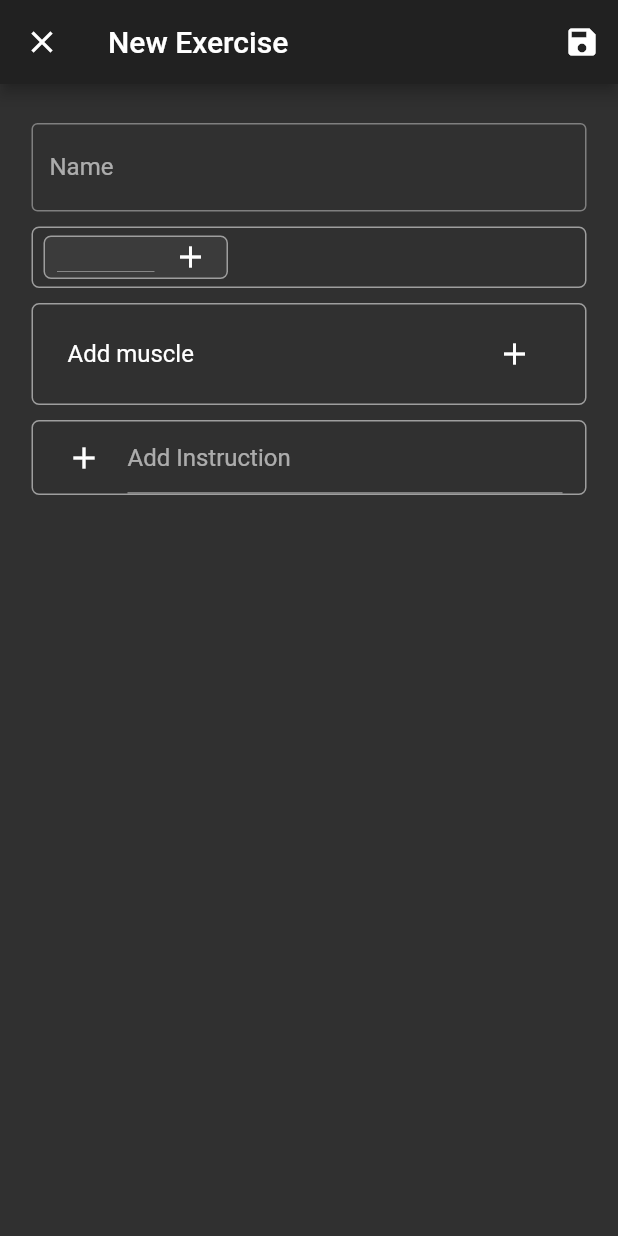
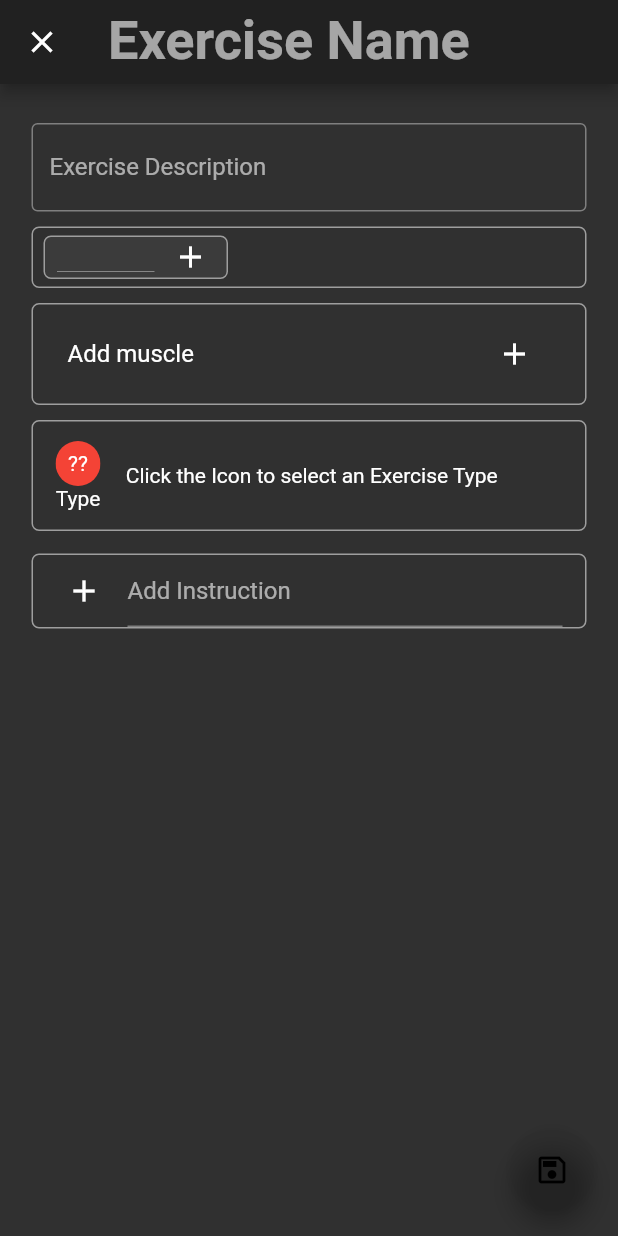
Before and after one commit to fwindolf/stronk, a Flutter app: the ExerciseEditScreen screen opened by its route, on a phone screen of 412 x 824 dp. Run offline on Flutter 3.47's test engine with Material 2 defaults, Android fonts, the phone set to English and light mode, and no system bars; our stand-ins replace cloud_firestore, firebase_auth, firebase_core, flutter_hooks, flutter_riverpod, flutter_speed_dial and 4 more; accounts and stored records are empty; Roboto replaces fonts that are missing (Hind); statements that could not run were skipped.

Commit message:
Improve exercise creation screen

```diff
--- a/lib/app/exercises/exercise_muscle_field.dart
+++ b/lib/app/exercises/exercise_muscle_field.dart
@@ -355,23 +355,31 @@ class MuscleField extends ConsumerWidget {
         trailing: IconButton(
           icon: Icon(Icons.add),
           onPressed: () async {
-            final muscle = await Navigator.of(context).push(MaterialPageRoute(
+            await Navigator.of(context).push(MaterialPageRoute(
               builder: (_) => MuscleSelectionScreen(),
               fullscreenDialog: true,
             ));
-            ScaffoldMessenger.of(context).showSnackBar(
-              SnackBar(content: Text("Muscles updated: $muscle")),
-            );
           },
         ),
       ),
     );
 
-    return Wrap(
-      children: muscleWidgets,
-      spacing: 5.0,
-      runSpacing: 5.0,
-      runAlignment: WrapAlignment.start,
+    return Container(
+      width: double.infinity,
+      decoration: BoxDecoration(
+        border: Border.all(
+            color: Colors.grey.shade500, // set border color
+            width: 1.0), // set border width
+        borderRadius: BorderRadius.all(Radius.circular(5.0)), // set rounded corner radius
+      ),
+      constraints: BoxConstraints(minHeight: 40),
+      padding: const EdgeInsets.only(top: 5, bottom: 5.0, left: 7, right: 7),
+      child: Wrap(
+        children: muscleWidgets,
+        spacing: 5.0,
+        runSpacing: 5.0,
+        runAlignment: WrapAlignment.start,
+      ),
     );
   }
 }
--- /dev/null
+++ b/lib/app/exercises/exercise_type_field.dart
@@ -0,0 +1,192 @@
+import 'package:flutter/material.dart';
+import 'package:flutter/src/widgets/framework.dart';
+import 'package:hooks_riverpod/hooks_riverpod.dart';
+import 'package:stronk/models/exercise/exercise_configuration.dart';
+import 'package:stronk/models/exercise/exercise_types.dart';
+import 'package:stronk/models/muscle/muscle.dart';
+import 'package:stronk/util/validation.dart';
+
+class ExerciseTypeConfigurationScreen extends StatelessWidget {
+  const ExerciseTypeConfigurationScreen();
+
+  @override
+  Widget build(BuildContext context) {
+    return Scaffold(
+      appBar: AppBar(
+        title: const Text("Select Exercise Type"),
+      ),
+      body: Padding(
+        padding: const EdgeInsets.all(15.0),
+        child: ListView.builder(
+          itemBuilder: (_, index) => Container(),
+          itemCount: 1,
+        ),
+      ),
+    );
+  }
+}
+
+class SetRepetitionTypeField extends ConsumerWidget {
+  final SetRepetitionConfiguration configuration;
+
+  const SetRepetitionTypeField(this.configuration);
+
+  @override
+  Widget build(BuildContext context, WidgetRef ref) {
+    // TODO: implement build
+    throw UnimplementedError();
+  }
+}
+
+class ThreeToSevenTypeField extends ConsumerWidget {
+  final ThreeToSevenConfiguration configuration;
+
+  const ThreeToSevenTypeField(this.configuration);
+  @override
+  Widget build(BuildContext context, WidgetRef ref) {
+    // TODO: implement build
+    throw UnimplementedError();
+  }
+}
+
+class DoPauseTypeField extends ConsumerWidget {
+  final DoPauseConfiguration configuration;
+
+  const DoPauseTypeField(this.configuration);
+  @override
+  Widget build(BuildContext context, WidgetRef ref) {
+    // TODO: implement build
+    throw UnimplementedError();
+  }
+}
+
+class HoldTypeField extends ConsumerWidget {
+  final HoldConfiguration configuration;
+
+  const HoldTypeField(this.configuration);
+  @override
+  Widget build(BuildContext context, WidgetRef ref) {
+    // TODO: implement build
+    throw UnimplementedError();
+  }
+}
+
+class FlowTypeField extends ConsumerWidget {
+  final FlowConfiguration configuration;
+
+  const FlowTypeField(this.configuration);
+  @override
+  Widget build(BuildContext context, WidgetRef ref) {
+    // TODO: implement build
+    throw UnimplementedError();
+  }
+}
+
+class InvalidTypeField extends StatelessWidget {
+  @override
+  Widget build(BuildContext context) {
+    return Center(
+      child: Text("Click the Icon to select an Exercise Type"),
+    );
+  }
+}
+
+class ExerciseTypeConfigurationBuilder extends StatelessWidget {
+  final BaseExerciseTypeConfiguration? configuration;
+
+  const ExerciseTypeConfigurationBuilder(this.configuration);
+
+  @override
+  Widget build(BuildContext context) {
+    switch (configuration?.type) {
+      case ExerciseType.SetRepetition:
+        return SetRepetitionTypeField(configuration as SetRepetitionConfiguration);
+      case ExerciseType.ThreeToSeven:
+        return ThreeToSevenTypeField(configuration as ThreeToSevenConfiguration);
+      case ExerciseType.DoPause:
+        return DoPauseTypeField(configuration as DoPauseConfiguration);
+      case ExerciseType.Hold:
+        return HoldTypeField(configuration as HoldConfiguration);
+      case ExerciseType.Flow:
+        return FlowTypeField(configuration as FlowConfiguration);
+      default:
+        return InvalidTypeField();
+    }
+  }
+}
+
+class ExerciseTypeField extends ConsumerWidget {
+  final ValidationItem<BaseExerciseTypeConfiguration> state;
+  final Function(BaseExerciseTypeConfiguration?) updateState;
+
+  const ExerciseTypeField({
+    required this.state,
+    required this.updateState,
+  });
+
+  @override
+  Widget build(BuildContext context, WidgetRef ref) {
+    final type = state.value;
+    List<Widget> muscleWidgets = [];
+    if (type == null) {
+    } else {}
+
+    return Container(
+      width: double.infinity,
+      decoration: BoxDecoration(
+        border: Border.all(
+            color: Colors.grey.shade500, // set border color
+            width: 1.0), // set border width
+        borderRadius: BorderRadius.all(Radius.circular(5.0)), // set rounded corner radius
+      ),
+      constraints: BoxConstraints(minHeight: 50),
+      padding: const EdgeInsets.only(top: 5, bottom: 5.0, left: 7, right: 7),
+      child: Row(
+        children: [
+          Flexible(
+            flex: 1,
+            child: InkWell(
+              onTap: () => Navigator.of(context).push(
+                MaterialPageRoute(
+                  builder: (_) => ExerciseTypeConfigurationScreen(),
+                  fullscreenDialog: true,
+                ),
+              ),
+              child: Padding(
+                padding: const EdgeInsets.all(8.0),
+                child: Column(
+                  mainAxisSize: MainAxisSize.min,
+                  children: [
+                    Flexible(
+                      flex: 2,
+                      child: SizedBox(
+                        width: 30,
+                        height: 30,
+                        child: ClipOval(
+                          child: Material(
+                            color: Colors.red,
+                            child: Center(
+                              child: Text(state.value?.type.description ?? "??"),
+                            ),
+                          ),
+                        ),
+                      ),
+                    ),
+                    Flexible(
+                      flex: 1,
+                      child: Text(state.value?.type.description ?? "Type"),
+                    ),
+                  ],
+                ),
+              ),
+            ),
+          ),
+          Flexible(
+            flex: 3,
+            child: ExerciseTypeConfigurationBuilder(state.value),
+          ),
+        ],
+      ),
+    );
+  }
+}
--- a/lib/app/exercises/exercise_validation.dart
+++ b/lib/app/exercises/exercise_validation.dart
@@ -17,7 +17,7 @@ class ExerciseValidationItems {
   final ValidationItem<String> description;
   final ValidationItem<List<ExerciseTag>> tags;
   final ValidationItem<List<Muscle>> muscles;
-  final ValidationItem<ExerciseType> type;
+  final ValidationItem<BaseExerciseTypeConfiguration> type;
   final ValidationItem<List<Instruction>> instructions;
 
   ExerciseValidationItems({
@@ -25,7 +25,7 @@ class ExerciseValidationItems {
     this.description = const ValidationItem<String>(null, null),
     this.tags = const ValidationItem<List<ExerciseTag>>(null, null),
     this.muscles = const ValidationItem<List<Muscle>>(null, null),
-    this.type = const ValidationItem<ExerciseType>(null, null),
+    this.type = const ValidationItem<BaseExerciseTypeConfiguration>(null, null),
     this.instructions = const ValidationItem<List<Instruction>>(null, null),
   });
 
@@ -91,7 +91,7 @@ class ExerciseValidationNotifier extends StateNotifier<ExerciseValidationItems>
     String? description,
     List<ExerciseTag>? tags,
     List<Muscle>? muscles,
-    ExerciseType? type,
+    BaseExerciseTypeConfiguration? type,
     List<Instruction>? instructions,
   }) : super(
           ExerciseValidationItems(
@@ -99,7 +99,7 @@ class ExerciseValidationNotifier extends StateNotifier<ExerciseValidationItems>
             description: ValidationItem<String>(description, null),
             tags: ValidationItem<List<ExerciseTag>>(tags, null),
             muscles: ValidationItem<List<Muscle>>(muscles, null),
-            type: ValidationItem<ExerciseType>(type, null),
+            type: ValidationItem<BaseExerciseTypeConfiguration>(type, null),
             instructions: ValidationItem<List<Instruction>>(instructions, null),
           ),
         );
--- a/lib/app/exercises/exercises_edit_screen.dart
+++ b/lib/app/exercises/exercises_edit_screen.dart
@@ -1,4 +1,5 @@
 import 'package:flutter/material.dart';
+import 'package:flutter_hooks/flutter_hooks.dart';
 import 'package:flutter_riverpod/flutter_riverpod.dart';
 import 'package:hooks_riverpod/hooks_riverpod.dart';
 import 'package:stronk/app/common_widgets/enum_dropdown_field.dart';
@@ -23,22 +24,71 @@ import 'package:stronk/models/muscle/muscle.dart';
 
 import 'package:stronk/repositories/exercise_repository.dart';
 
-class ExerciseNameFormField extends StatelessWidget {
+class ExerciseNameFormField extends StatefulWidget {
   final ValidationItem state;
   final Function updateState;
 
   const ExerciseNameFormField({required this.state, required this.updateState});
 
   @override
+  State<ExerciseNameFormField> createState() => _ExerciseNameFormFieldState();
+}
+
+class _ExerciseNameFormFieldState extends State<ExerciseNameFormField> {
+  String? _labelText = "Exercise Name";
+
+  @override
+  Widget build(BuildContext context) {
+    if (widget.state.value != null || widget.state.error != null) {
+      _labelText = null;
+      print("Labeltext: $_labelText (${widget.state.value})");
+    }
+
+    return Container(
+      alignment: Alignment.centerLeft,
+      child: TextField(
+        decoration: InputDecoration(
+          labelText: _labelText,
+          errorText: widget.state.error,
+          errorStyle: Theme.of(context).textTheme.bodyText2!.copyWith(
+                color: Theme.of(context).colorScheme.error,
+                height: 0.3,
+              ),
+          isCollapsed: true,
+          isDense: true,
+          border: InputBorder.none,
+        ),
+        style: Theme.of(context).textTheme.headline6,
+        autocorrect: false,
+        textInputAction: TextInputAction.next,
+        onChanged: (value) {
+          setState(() {
+            widget.updateState(value);
+          });
+        },
+      ),
+    );
+  }
+}
+
+class ExerciseDescriptionFormField extends StatelessWidget {
+  final ValidationItem state;
+  final Function updateState;
+
+  const ExerciseDescriptionFormField({required this.state, required this.updateState});
+
+  @override
   Widget build(BuildContext context) {
     return Container(
       child: TextField(
         decoration: InputDecoration(
-          labelText: "Name",
+          labelText: "Exercise Description",
           errorText: state.error,
           border: OutlineInputBorder(),
         ),
         textInputAction: TextInputAction.next,
+        minLines: 1,
+        maxLines: 3,
         onChanged: (value) => updateState(value),
       ),
     );
@@ -109,10 +159,20 @@ class ExerciseEditScreen extends ConsumerWidget {
 
     return Scaffold(
       appBar: AppBar(
-        title: Text(editedExercise != null ? "Edit Exercise" : "New Exercise"),
-        actions: <Widget>[
-          IconButton(icon: const Icon(Icons.save), onPressed: () => _saveForm(context, ref)),
-        ],
+        // title: Text(editedExercise != null ? editedExercise!.name : "Exercise Name"),
+        title: ExerciseNameFormField(
+          state: ref.watch(exerciseValidationProvider).name,
+          updateState: ref.read(exerciseValidationProvider.notifier).updateName,
+        ),
+        // actions: <Widget>[
+        //   IconButton(icon: const Icon(Icons.save), onPressed: () => _saveForm(context, ref)),
+        // ],
+      ),
+      floatingActionButton: FloatingActionButton(
+        onPressed: () => _saveForm(context, ref),
+        child: Icon(
+          Icons.save_outlined,
+        ),
       ),
       body: Form(
         key: _form,
@@ -124,9 +184,9 @@ class ExerciseEditScreen extends ConsumerWidget {
               children: <Widget>[
                 Padding(
                   padding: const EdgeInsets.only(top: 10.0, bottom: 10.0, left: 5, right: 5),
-                  child: ExerciseNameFormField(
-                    state: ref.watch(exerciseValidationProvider).name,
-                    updateState: ref.read(exerciseValidationProvider.notifier).updateName,
+                  child: ExerciseDescriptionFormField(
+                    state: ref.watch(exerciseValidationProvider).description,
+                    updateState: ref.read(exerciseValidationProvider.notifier).updateDescription,
                   ),
                 ),
                 Padding(
@@ -150,30 +210,18 @@ class ExerciseEditScreen extends ConsumerWidget {
                 ),
                 Padding(
                   padding: const EdgeInsets.only(bottom: 10.0, left: 5, right: 5),
-                  child: Container(
-                    width: double.infinity,
-                    decoration: BoxDecoration(
-                      border: Border.all(
-                          color: Colors.grey.shade500, // set border color
-                          width: 1.0), // set border width
-                      borderRadius:
-                          BorderRadius.all(Radius.circular(5.0)), // set rounded corner radius
-                    ),
-                    constraints: BoxConstraints(minHeight: 40),
-                    padding: const EdgeInsets.only(top: 5, bottom: 5.0, left: 7, right: 7),
-                    child: MuscleField(
-                      state: ref.watch(exerciseValidationProvider).muscles,
-                      updateState: ref.read(exerciseValidationProvider.notifier).updateMuscles,
-                    ),
+                  child: MuscleField(
+                    state: ref.watch(exerciseValidationProvider).muscles,
+                    updateState: ref.read(exerciseValidationProvider.notifier).updateMuscles,
                   ),
                 ),
-                // Padding(
-                //   padding: const EdgeInsets.only(bottom: 15.0, left: 5, right: 5),
-                //   child: ExerciseTypeField(
-                //     state: ref.watch(exerciseValidationProvider).type,
-                //     updateState: ref.read(exerciseValidationProvider.notifier).updateType,
-                //   ),
-                // ),
+                Padding(
+                  padding: const EdgeInsets.only(bottom: 15.0, left: 5, right: 5),
+                  child: ExerciseTypeField(
+                    state: ref.watch(exerciseValidationProvider).type,
+                    updateState: ref.read(exerciseValidationProvider.notifier).updateType,
+                  ),
+                ),
                 Padding(
                   padding: const EdgeInsets.only(bottom: 15.0, left: 5, right: 5),
                   child: InstructionField(
```
